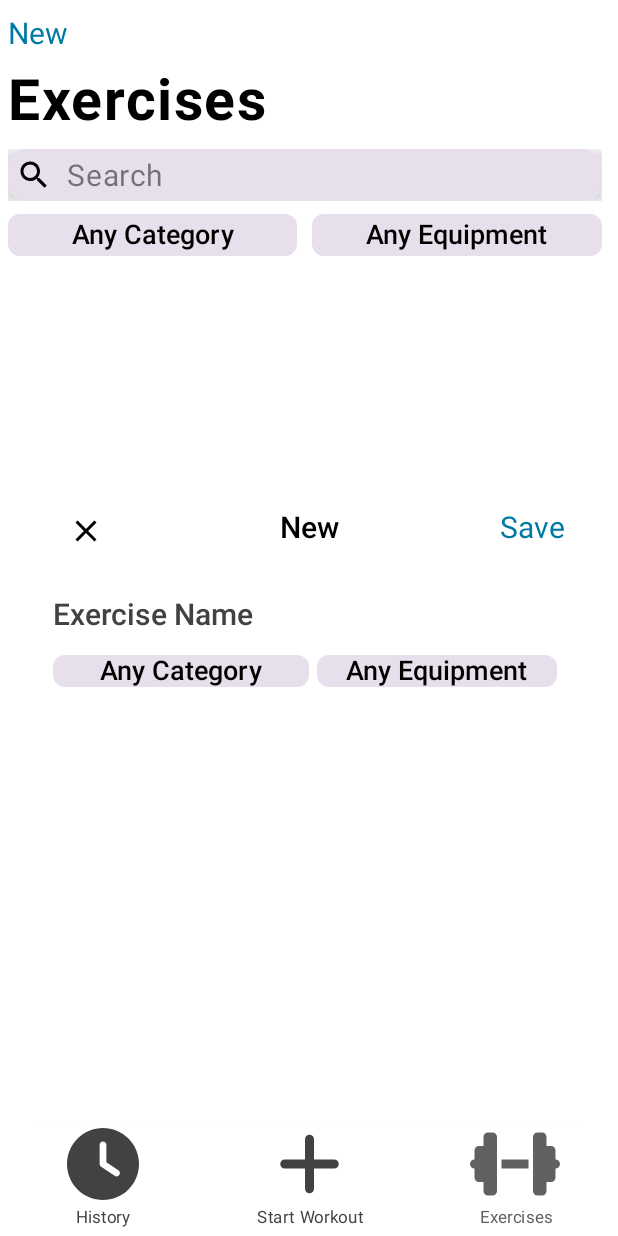
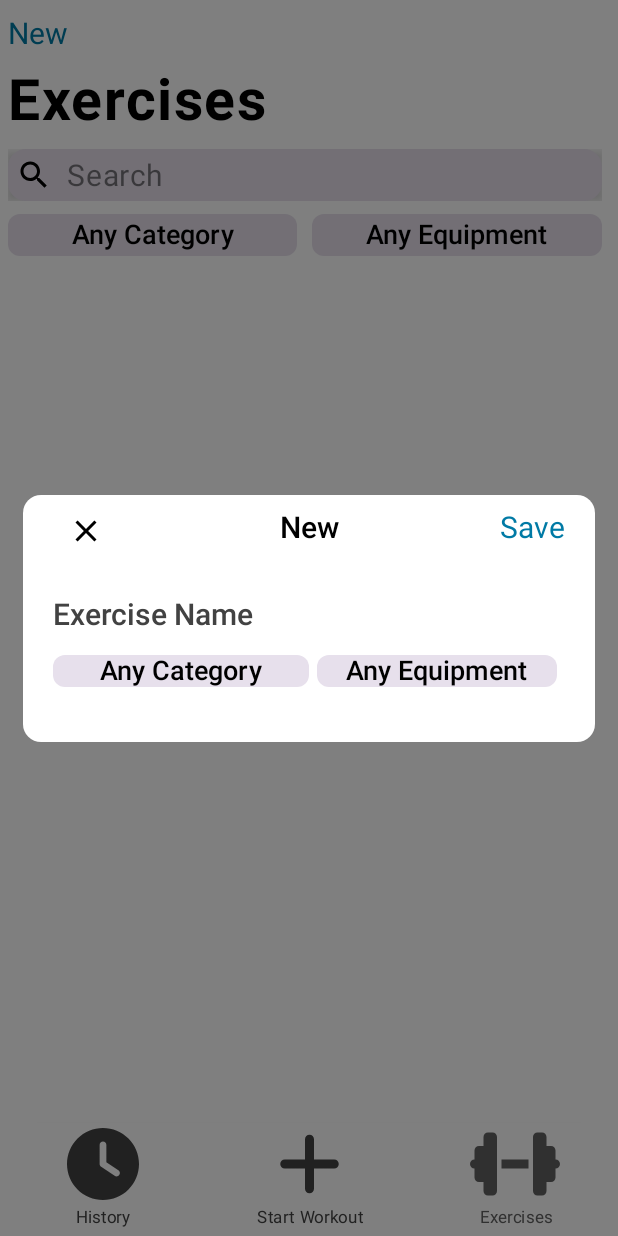
Before and after one commit to PaytonGunnell/WorkoutTracker2, an Android app built with Jetpack Compose: the composable TabBarScreen shown on its own in the app's theme, after a tap on "New", on a phone screen of 412 x 824 dp. Run offline under Robolectric (Android 15) with nearby library versions, the light colour scheme and no system bars; our stand-ins replace Dagger/Hilt's generated code, Firebase (no records; nobody signed in at launch, a user with empty details on screens opened directly), Room's generated code; libraries missing offline, so code that uses them is left out: com.ramcosta.composedestinations; 3 statements that could not run were skipped; 2 other taps on this screen came first.

Commit message:
navigation, composables
fixed navigation and got composables working

```diff
--- a/app/src/main/java/com/paytongunnell/workouttracker2/MainActivity.kt
+++ b/app/src/main/java/com/paytongunnell/workouttracker2/MainActivity.kt
@@ -10,7 +10,7 @@
 import androidx.compose.ui.Modifier
 import com.paytongunnell.workouttracker2.datasync.ConnectivityReceiver
 import com.paytongunnell.workouttracker2.repository.WorkoutTrackerRepository
-import com.paytongunnell.workouttracker2.screens.authtest.NavGraphs
+import com.paytongunnell.workouttracker2.screens.NavGraphs
 import com.paytongunnell.workouttracker2.ui.theme.WorkoutTracker2Theme
 import com.ramcosta.composedestinations.DestinationsNavHost
 import dagger.hilt.android.AndroidEntryPoint
--- a/app/src/main/java/com/paytongunnell/workouttracker2/screens/authtest/AuthTestViewModel.kt
+++ b/app/src/main/java/com/paytongunnell/workouttracker2/screens/authtest/AuthTestViewModel.kt
@@ -64,6 +64,5 @@
                     }
                 }
         }
-        Log.d("authtest", "user: ${_user}")
     }
 }
--- a/app/src/main/java/com/paytongunnell/workouttracker2/screens/authtest/HomeScreenTest.kt
+++ b/app/src/main/java/com/paytongunnell/workouttracker2/screens/authtest/HomeScreenTest.kt
@@ -18,7 +18,7 @@
 import com.google.firebase.auth.FirebaseUser
 import com.ramcosta.composedestinations.annotation.Destination
 import androidx.lifecycle.viewmodel.compose.viewModel
-import com.paytongunnell.workouttracker2.screens.authtest.destinations.AuthTestScreenDestination
+import com.paytongunnell.workouttracker2.screens.destinations.AuthTestScreenDestination
 import com.paytongunnell.workouttracker2.utils.Response
 import com.ramcosta.composedestinations.navigation.DestinationsNavigator
 
--- a/app/src/main/java/com/paytongunnell/workouttracker2/screens/tabbar/TabBarScreen.kt
+++ b/app/src/main/java/com/paytongunnell/workouttracker2/screens/tabbar/TabBarScreen.kt
@@ -1,5 +1,6 @@
 package com.paytongunnell.workouttracker2.screens.tabbar
 
+import android.annotation.SuppressLint
 import android.graphics.BitmapFactory
 import androidx.compose.foundation.Image
 import androidx.compose.foundation.background
@@ -37,6 +38,7 @@
 import androidx.compose.ui.unit.dp
 import androidx.hilt.navigation.compose.hiltViewModel
 import androidx.lifecycle.compose.collectAsStateWithLifecycle
+import com.ramcosta.composedestinations.annotation.Destination
 import com.paytongunnell.workouttracker2.screens.tabbar.exercises.ExercisesScreen
 import com.paytongunnell.workouttracker2.screens.tabbar.exercises.composables.ExerciseInfoPopup
 import com.paytongunnell.workouttracker2.screens.tabbar.exercises.composables.IconTab
@@ -50,11 +52,16 @@
 import com.paytongunnell.workouttracker2.screens.tabbar.workouttracker.composables.FinishWorkoutPopup
 import com.paytongunnell.workouttracker2.screens.tabbar.workouttracker.composables.RestTimerPopup
 import com.paytongunnell.workouttracker2.utils.Response
+import com.ramcosta.composedestinations.navigation.DestinationsNavigator
 import kotlinx.coroutines.launch
 
+@SuppressLint("UnrememberedMutableState")
 @OptIn(ExperimentalMaterial3Api::class)
+@Destination
 @Composable
 fun TabBarScreen(
+    navigator: DestinationsNavigator,
+    modifier: Modifier = Modifier,
     viewModel: TabBarViewModel = hiltViewModel(),
     workoutTrackerViewModel: WorkoutTrackerViewModel = hiltViewModel()
 ) {
@@ -65,7 +72,7 @@
     // sheet
     val coroutineScope = rememberCoroutineScope()
     val sheetState = rememberBottomSheetScaffoldState(rememberStandardBottomSheetState(initialValue = SheetValue.Hidden, skipHiddenState = false))
-    var isPartiallyExpanded by remember { mutableStateOf(sheetState.bottomSheetState.currentValue) }
+    var isPartiallyExpanded by mutableStateOf(sheetState.bottomSheetState.currentValue)
 
 
     // Exercise popup toggles
@@ -81,7 +88,7 @@
     var showWorkoutInfo by remember { mutableStateOf(false) }
 
     // dim effect
-    var dimBackground by remember { mutableStateOf(showRestTimer || showWorkoutInfo || showFinishWorkout || showAddExercises || showExerciseInfo || showNewExercise) }
+    var dimBackground by mutableStateOf(showRestTimer || showWorkoutInfo || showFinishWorkout || showAddExercises || showExerciseInfo || showNewExercise)
 
 
 
@@ -91,7 +98,7 @@
         }
         is Response.Success -> {
             Box(
-                modifier = Modifier
+                modifier = modifier
                     .fillMaxSize()
             ) {
                 Column(
--- a/app/src/main/java/com/paytongunnell/workouttracker2/screens/tabbar/workouttracker/WorkoutTrackerViewModel.kt
+++ b/app/src/main/java/com/paytongunnell/workouttracker2/screens/tabbar/workouttracker/WorkoutTrackerViewModel.kt
@@ -1,5 +1,6 @@
 package com.paytongunnell.workouttracker2.screens.tabbar.workouttracker
 
+import android.util.Log
 import androidx.compose.runtime.getValue
 import androidx.compose.runtime.mutableStateOf
 import androidx.compose.runtime.setValue
@@ -110,6 +111,7 @@
         )
     }
     fun addExercises(exercises: List<Exercise>) {
+        Log.d("workouttrackerviewmodel", "addExercises: ${exercises}")
         val exerciseBlocks = exercises.map { exercise ->
             ExerciseBlock(
                 exerciseId = exercise.id,
```
Also changed, not shown: app/src/main/java/com/paytongunnell/workouttracker2/screens/authtest/AuthTestScreen.kt (+4 -5 lines), app/src/main/java/com/paytongunnell/workouttracker2/screens/authtest/LoadingTestScreen.kt (+5 -7 lines).
